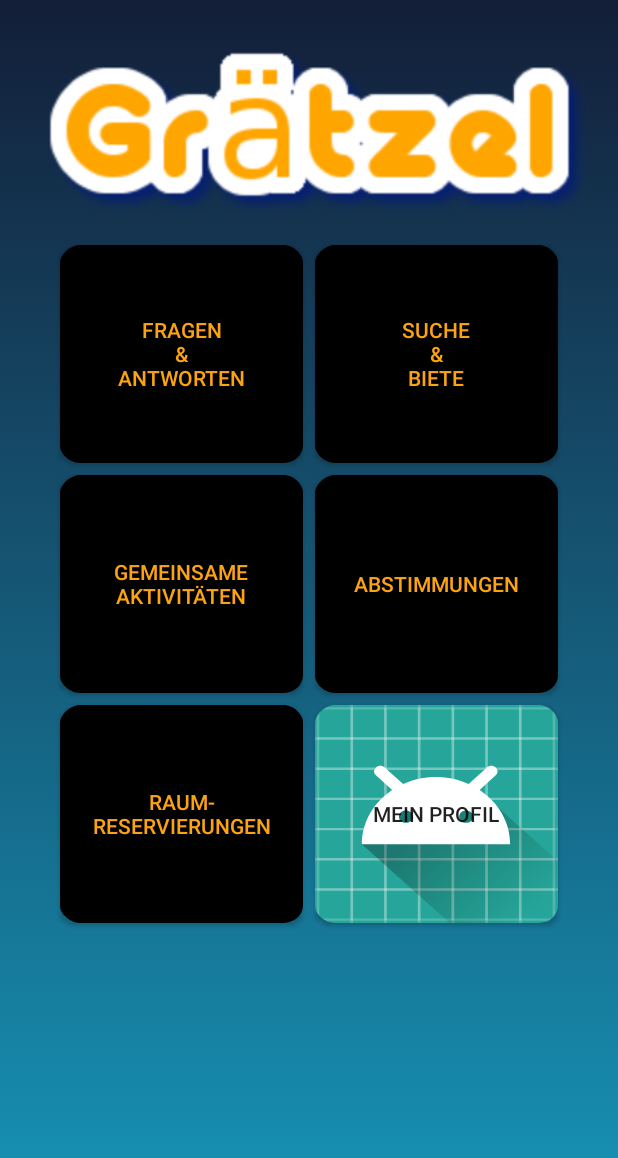
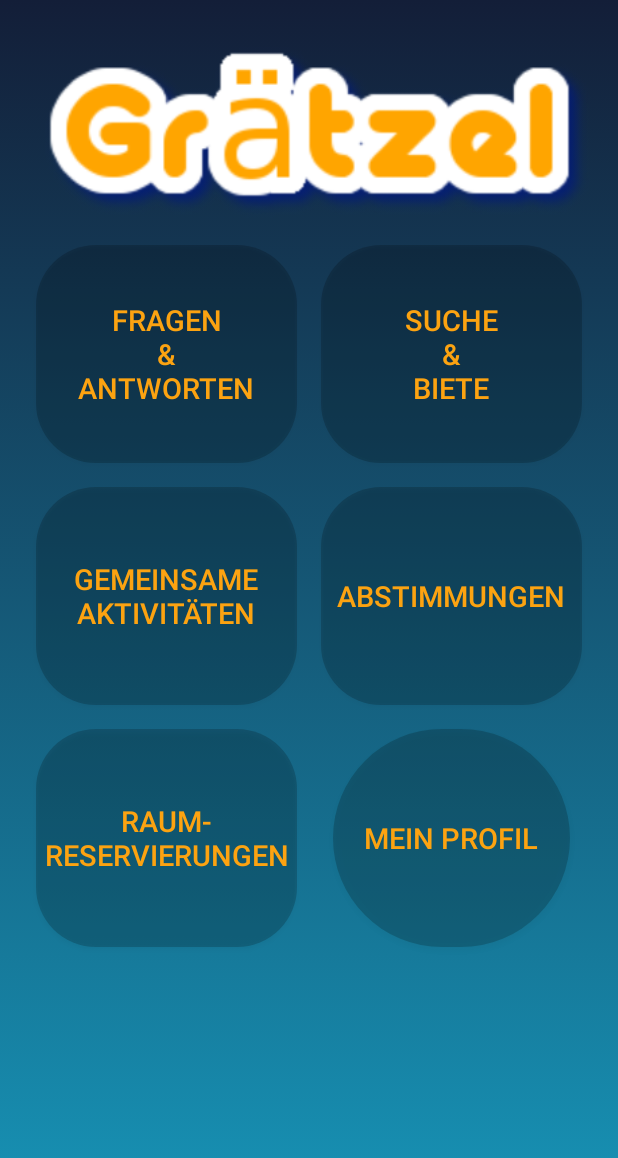
Before and after one commit to 4trifkO/Graetzel, an Android app: the screen it shows after launch (MainActivity), on a phone screen of 412 x 824 dp. Shown: the top 1158 px of the screen. Run offline under Robolectric (Android 15) with nearby library versions, the phone set to English and light mode, and no system bars.

Commit message:
Button style

```diff
--- a/app/build.gradle
+++ b/app/build.gradle
@@ -23,8 +23,5 @@ dependencies {
     implementation 'com.android.support:appcompat-v7:26.1.0'
     implementation 'com.android.support.constraint:constraint-layout:1.1.0'
     implementation 'com.android.support:design:26.1.0'
-    testImplementation 'junit:junit:4.12'
-    androidTestImplementation 'com.android.support.test:runner:1.0.2'
-    androidTestImplementation 'com.android.support.test.espresso:espresso-core:3.0.2'
     implementation 'com.android.support:cardview-v7:26.1.0'
 }
--- /dev/null
+++ b/app/src/main/res/drawable/mainbuttonrectangle.xml
@@ -0,0 +1,15 @@
+<?xml version="1.0" encoding="utf-8"?>
+<shape xmlns:android="http://schemas.android.com/apk/res/android" android:shape="rectangle" >
+    <corners
+        android:radius="40dp"
+        />
+    <solid
+        android:color="#30000000"
+        />
+    <padding
+        android:left="1dp"
+        android:top="1dp"
+        android:right="1dp"
+        android:bottom="1dp"
+        />
+</shape>
--- /dev/null
+++ b/app/src/main/res/drawable/mainbuttonround.xml
@@ -0,0 +1,15 @@
+<?xml version="1.0" encoding="utf-8"?>
+<shape xmlns:android="http://schemas.android.com/apk/res/android" android:shape="rectangle" >
+    <corners
+        android:radius="100dp"
+        />
+    <solid
+        android:color="#30000000"
+        />
+    <padding
+        android:left="1dp"
+        android:top="1dp"
+        android:right="1dp"
+        android:bottom="1dp"
+        />
+</shape>
--- a/app/src/main/res/layout/activity_main.xml
+++ b/app/src/main/res/layout/activity_main.xml
@@ -24,7 +24,7 @@
         style="@style/buttons"
         android:layout_width="0dp"
         android:layout_height="145dp"
-        android:layout_marginStart="40dp"
+        android:layout_marginStart="24dp"
         android:text="Fragen\n&amp;\nAntworten"
         app:layout_constraintEnd_toStartOf="@+id/space"
         app:layout_constraintHorizontal_bias="1.0"
@@ -33,10 +33,10 @@
 
     <Button
         android:id="@+id/button3"
+        style="@style/buttons"
         android:layout_width="0dp"
         android:layout_height="145dp"
-        android:layout_marginEnd="40dp"
-        style="@style/buttons"
+        android:layout_marginEnd="24dp"
         android:text="Suche\n&amp;\nBiete"
         app:layout_constraintEnd_toEndOf="parent"
         app:layout_constraintHorizontal_bias="0.0"
@@ -45,7 +45,7 @@
 
     <Space
         android:id="@+id/space"
-        android:layout_width="8dp"
+        android:layout_width="16dp"
         android:layout_height="490dp"
         android:layout_marginTop="8dp"
         app:layout_constraintEnd_toStartOf="@+id/button3"
@@ -54,11 +54,11 @@
 
     <Button
         android:id="@+id/button4"
+        style="@style/buttons"
         android:layout_width="0dp"
         android:layout_height="145dp"
-        android:layout_marginStart="40dp"
-        android:layout_marginTop="8dp"
-        style="@style/buttons"
+        android:layout_marginStart="24dp"
+        android:layout_marginTop="16dp"
         android:text="Gemeinsame Aktivitäten"
         app:layout_constraintEnd_toStartOf="@+id/space"
         app:layout_constraintHorizontal_bias="0.05"
@@ -67,11 +67,11 @@
 
     <Button
         android:id="@+id/button5"
+        style="@style/buttons"
         android:layout_width="0dp"
         android:layout_height="145dp"
-        android:layout_marginEnd="40dp"
-        android:layout_marginTop="8dp"
-        style="@style/buttons"
+        android:layout_marginEnd="24dp"
+        android:layout_marginTop="16dp"
         android:text="Abstimmungen"
         app:layout_constraintEnd_toEndOf="parent"
         app:layout_constraintStart_toEndOf="@+id/space"
@@ -82,8 +82,8 @@
         style="@style/buttons"
         android:layout_width="0dp"
         android:layout_height="145dp"
-        android:layout_marginStart="40dp"
-        android:layout_marginTop="8dp"
+        android:layout_marginStart="24dp"
+        android:layout_marginTop="16dp"
         android:text="Raum-\nreservierungen"
         app:layout_constraintEnd_toStartOf="@+id/space"
         app:layout_constraintStart_toStartOf="parent"
@@ -93,10 +93,13 @@
         android:id="@+id/button7"
         android:layout_width="0dp"
         android:layout_height="145dp"
-        android:layout_marginEnd="40dp"
-        android:layout_marginTop="8dp"
-        android:background="@mipmap/ic_launcher_round"
+        android:layout_marginEnd="32dp"
+        android:layout_marginStart="8dp"
+        android:layout_marginTop="16dp"
+        android:background="@drawable/mainbuttonround"
         android:text="Mein Profil"
+        android:textColor="@color/orange"
+        android:textSize="19sp"
         app:layout_constraintEnd_toEndOf="parent"
         app:layout_constraintStart_toEndOf="@+id/space"
         app:layout_constraintTop_toBottomOf="@+id/button5" />
--- a/app/src/main/res/layout/app_bar.xml
+++ b/app/src/main/res/layout/app_bar.xml
@@ -5,7 +5,7 @@
     android:layout_height="wrap_content"
     android:background="@color/orange"
     app:title="@string/title_activity_fragen_antworten"
-    app:titleTextColor="@color/dunkel2"
+    app:titleTextColor="@color/dunkel"
     app:theme="@style/ThemeOverlay.AppCompat.ActionBar"
     app:popupTheme="@style/MenuTheme"
    >
--- a/app/src/main/res/values/styles.xml
+++ b/app/src/main/res/values/styles.xml
@@ -23,9 +23,9 @@
     </style>
 
     <style name="buttons" >
-        <item name="android:background">@mipmap/ic_launcher</item>
-        <item name="android:backgroundTint">?android:attr/colorControlHighlight</item>
+        <item name="android:background">@drawable/mainbuttonrectangle</item>
         <item name="android:textColor">@color/orange</item>
+        <item name="android:textSize">19sp</item>
     </style>
 
     <style name="AppTheme.AppBarOverlay" parent="ThemeOverlay.AppCompat.Dark.ActionBar" />
```
